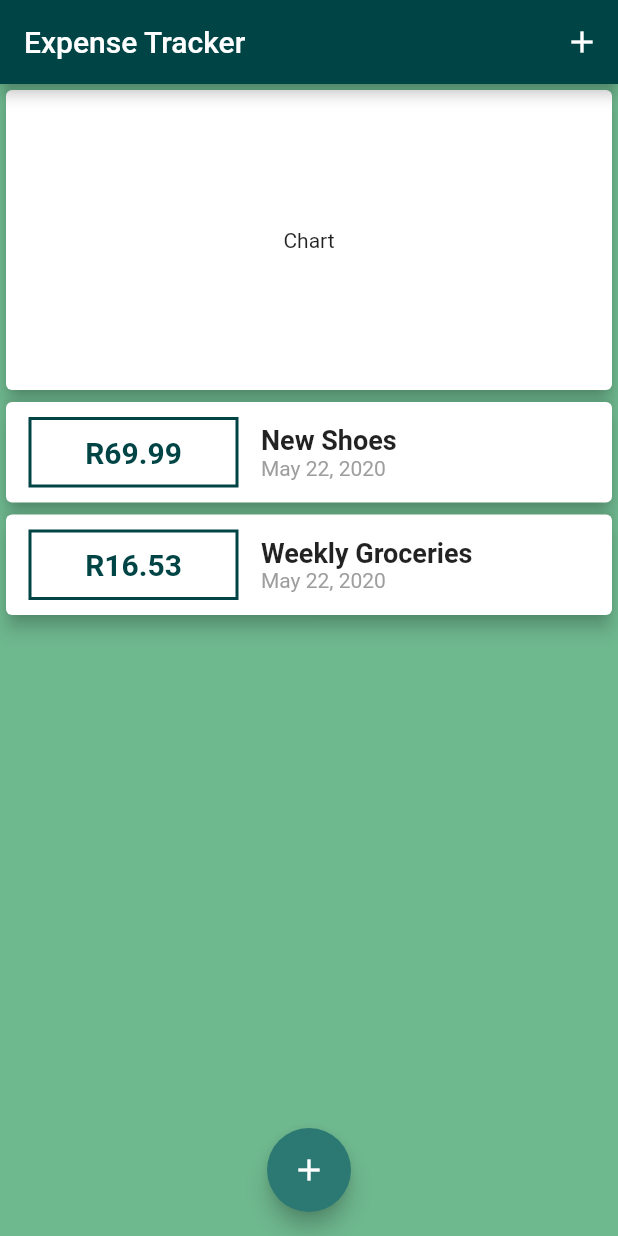
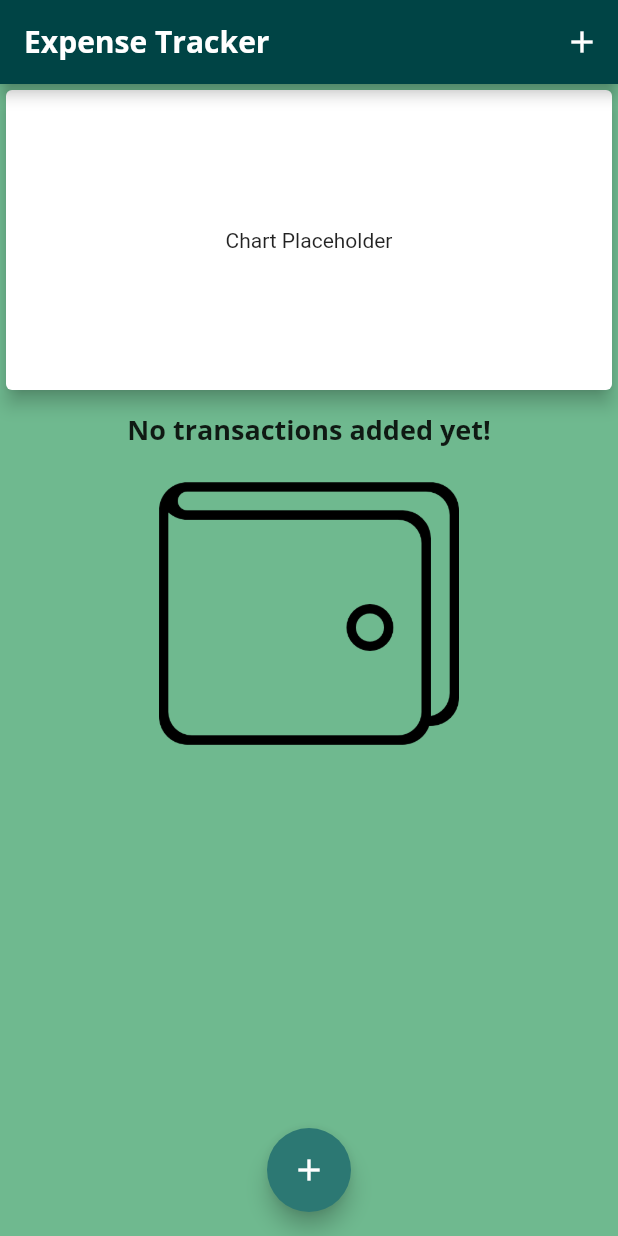
Before and after one commit to andredippenaar/expensetracker_flutter, a Flutter app: the screen it shows after launch, on a phone screen of 412 x 824 dp. Run offline on Flutter 3.47's test engine with Material 2 defaults, Android fonts, the phone set to English and light mode, and no system bars.

Commit message:
Updated Fonts, Added Logic for no transactions

```diff
--- a/lib/main.dart
+++ b/lib/main.dart
@@ -24,6 +24,21 @@ class MyApp extends StatelessWidget {
         accentColor: Color(0xff2c7873),
         canvasColor: Color(0xff6fb98f),
         cardColor: Color(0xffffffff),
+        fontFamily: 'Quicksand',
+        textTheme: ThemeData.light().textTheme.copyWith(
+              headline6: TextStyle(
+                  fontFamily: 'OpenSans',
+                  fontWeight: FontWeight.bold,
+                  fontSize: 18),
+            ),
+        appBarTheme: AppBarTheme(
+          textTheme: ThemeData.light().textTheme.copyWith(
+                headline6: TextStyle(
+                    fontFamily: 'OpenSans',
+                    fontSize: 20,
+                    fontWeight: FontWeight.bold),
+              ),
+        ),
         visualDensity: VisualDensity.adaptivePlatformDensity,
       ),
       home: MyHomePage(),
@@ -38,18 +53,18 @@ class MyHomePage extends StatefulWidget {
 
 class _MyHomePageState extends State<MyHomePage> {
   final List<Transaction> _userTransactions = [
-    Transaction(
-      id: 't1',
-      title: 'New Shoes',
-      amount: 69.99,
-      date: DateTime.now(),
-    ),
-    Transaction(
-      id: 't2',
-      title: 'Weekly Groceries',
-      amount: 16.53,
-      date: DateTime.now(),
-    ),
+//    Transaction(
+//      id: 't1',
+//      title: 'New Shoes',
+//      amount: 69.99,
+//      date: DateTime.now(),
+//    ),
+//    Transaction(
+//      id: 't2',
+//      title: 'Weekly Groceries',
+//      amount: 16.53,
+//      date: DateTime.now(),
+//    ),
   ];
 
   void _addNewTransaction(String txTitle, double txAmount) {
@@ -99,7 +114,7 @@ class _MyHomePageState extends State<MyHomePage> {
               child: Container(
                 width: double.infinity,
                 height: 200,
-                child: Center(child: Text("Chart")),
+                child: Center(child: Text("Chart Placeholder")),
               ),
               elevation: 5,
             ),
--- a/lib/widgets/transaction_list.dart
+++ b/lib/widgets/transaction_list.dart
@@ -11,20 +11,42 @@ class TransactionList extends StatelessWidget {
   Widget build(BuildContext context) {
     return Container(
       height: 300,
-      child: ListView.builder(
+      child: transactions.isEmpty
+          ? Column(
+              children: <Widget>[
+                Container(
+                  margin: EdgeInsets.only(top: 10),
+                  child: Text(
+                    'No transactions added yet!',
+                    style: Theme.of(context).textTheme.headline6,
+                  ),
+                ),
+                SizedBox(height: 10),
+                Container(
+                  height: 200,
+                  child: Image.asset(
+                    'assets/images/wallet.png',
+                    fit: BoxFit.cover,
+                  ),
+                ),
+              ],
+            )
+          : ListView.builder(
               itemBuilder: (context, index) {
                 return Card(
                   elevation: 5,
                   child: Row(
                     children: <Widget>[
                       Container(
-                  margin: EdgeInsets.symmetric(vertical: 10, horizontal: 15),
+                        margin:
+                            EdgeInsets.symmetric(vertical: 10, horizontal: 15),
                         padding: EdgeInsets.all(10),
                         alignment: Alignment.center,
                         width: 140,
                         decoration: BoxDecoration(
                             border: Border.all(
-                          color: Theme.of(context).primaryColor, width: 2)),
+                                color: Theme.of(context).primaryColor,
+                                width: 2)),
                         child: Text(
                           "R${transactions[index].amount.toStringAsFixed(2)}",
                           style: TextStyle(
@@ -38,10 +60,7 @@ class TransactionList extends StatelessWidget {
                         children: <Widget>[
                           Text(
                             transactions[index].title,
-                      style: TextStyle(
-                        fontWeight: FontWeight.bold,
-                        fontSize: 18,
-                      ),
+                            style: Theme.of(context).textTheme.headline6,
                           ),
                           Text(
                             DateFormat.yMMMd().format(transactions[index].date),
```
Also changed, not shown: pubspec.yaml (+14 -14 lines), assets/fonts/OpenSans-Bold.ttf (added), assets/fonts/OpenSans-Regular.ttf (added), assets/fonts/Quicksand-Bold.ttf (added), assets/fonts/Quicksand-Light.ttf (added), assets/fonts/Quicksand-Medium.ttf (added), assets/fonts/Quicksand-Regular.ttf (added), assets/images/wallet.png (added). Lines whose indentation alone changed are shown as unchanged.
